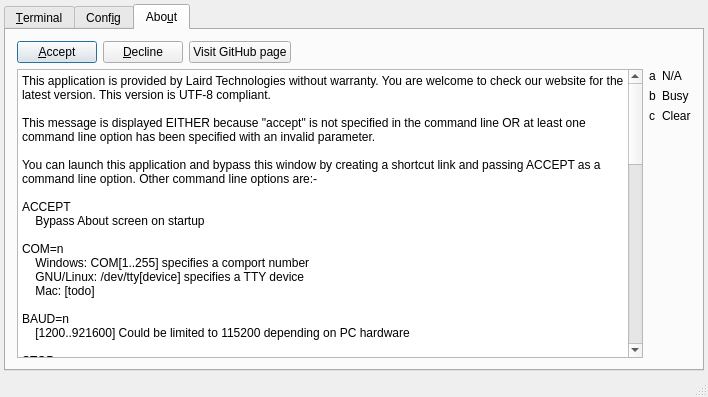
Before: the Qt Designer form UwxMainWindow.ui in LairdCP/UwTerminalX, drawn with Qt 5.
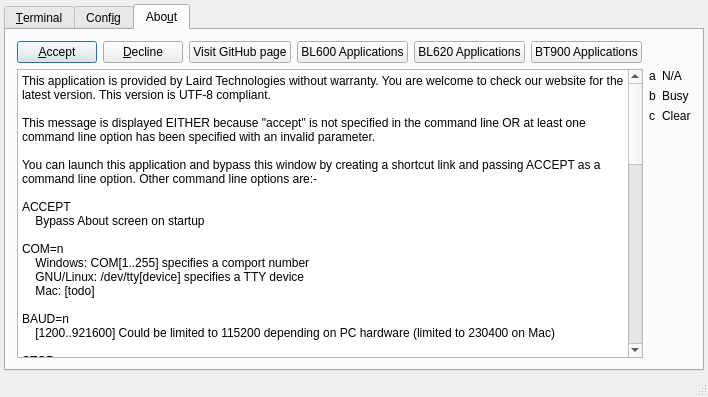
After: the same form once the commit is applied. The open tabs and pages were chosen to show the change. Custom widgets are drawn as their Qt base class.

What changed in the file:
```diff
--- a/UwxMainWindow.ui
+++ b/UwxMainWindow.ui
@@ -1522,7 +1522,7 @@
               </property>
              </widget>
             </item>
-            <item row="0" column="3">
+            <item row="0" column="6">
              <spacer name="horizontalSpacer">
               <property name="orientation">
                <enum>Qt::Horizontal</enum>
@@ -1542,6 +1542,27 @@
               </property>
              </widget>
             </item>
+            <item row="0" column="3">
+             <widget class="QPushButton" name="btn_BL600Apps">
+              <property name="text">
+               <string>BL600 Applications</string>
+              </property>
+             </widget>
+            </item>
+            <item row="0" column="4">
+             <widget class="QPushButton" name="btn_BL620Apps">
+              <property name="text">
+               <string>BL620 Applications</string>
+              </property>
+             </widget>
+            </item>
+            <item row="0" column="5">
+             <widget class="QPushButton" name="btn_BT900Apps">
+              <property name="text">
+               <string>BT900 Applications</string>
+              </property>
+             </widget>
+            </item>
            </layout>
           </item>
           <item row="1" column="0">
@@ -1579,7 +1600,7 @@
     Mac: [todo]
 
 BAUD=n
-    [1200..921600] Could be limited to 115200 depending on PC hardware
+    [1200..921600] Could be limited to 115200 depending on PC hardware (limited to 230400 on Mac)
 
 STOP=n
     [1..2]
```
Left out of the diff: 7 changed lines with no effect on the pictures.
